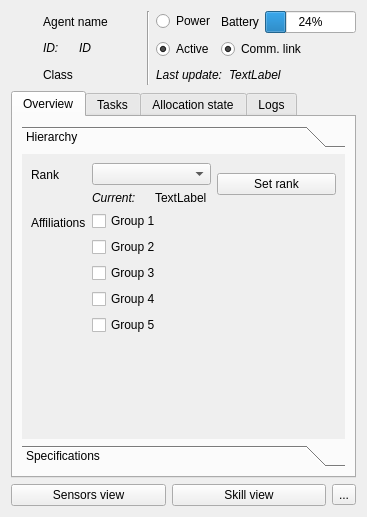
The window that gcs_mission_interface/resources/uis/robot_overview.ui (vguillet/gcs_mission_interface) describes before a commit, drawn with Qt 5.
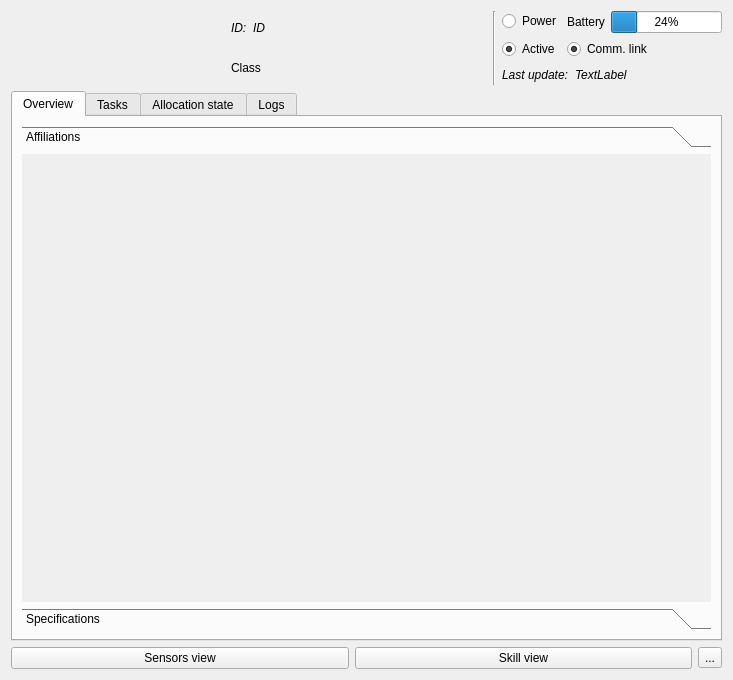
The same window after the commit. The open tabs and pages were chosen to show the change.

```diff
--- a/gcs_mission_interface/resources/uis/robot_overview.ui
+++ b/gcs_mission_interface/resources/uis/robot_overview.ui
@@ -6,8 +6,8 @@
    <rect>
     <x>0</x>
     <y>0</y>
-    <width>367</width>
-    <height>517</height>
+    <width>733</width>
+    <height>680</height>
    </rect>
   </property>
   <property name="windowTitle">
@@ -31,16 +31,6 @@
      </item>
      <item>
       <layout class="QVBoxLayout" name="verticalLayout_11">
-       <item>
-        <widget class="QLabel" name="label_agent_name">
-         <property name="text">
-          <string>Agent name</string>
-         </property>
-         <property name="alignment">
-          <set>Qt::AlignCenter</set>
-         </property>
-        </widget>
-       </item>
        <item>
         <layout class="QHBoxLayout" name="horizontalLayout_12">
          <item>
@@ -212,104 +202,14 @@
            <rect>
             <x>0</x>
             <y>0</y>
-            <width>327</width>
-            <height>261</height>
+            <width>693</width>
+            <height>424</height>
            </rect>
           </property>
           <attribute name="label">
-           <string>Hierarchy</string>
+           <string>Affiliations</string>
           </attribute>
-          <layout class="QFormLayout" name="formLayout_3">
-           <item row="0" column="0">
-            <widget class="QLabel" name="label_28">
-             <property name="text">
-              <string>Rank</string>
-             </property>
-            </widget>
-           </item>
-           <item row="1" column="0">
-            <widget class="QLabel" name="label_29">
-             <property name="text">
-              <string>Affiliations</string>
-             </property>
-            </widget>
-           </item>
-           <item row="1" column="1">
-            <layout class="QVBoxLayout" name="verticalLayout_12">
-             <item>
-              <widget class="QCheckBox" name="checkBox">
-               <property name="text">
-                <string>Group 1</string>
-               </property>
-              </widget>
-             </item>
-             <item>
-              <widget class="QCheckBox" name="checkBox_2">
-               <property name="text">
-                <string>Group 2</string>
-               </property>
-              </widget>
-             </item>
-             <item>
-              <widget class="QCheckBox" name="checkBox_3">
-               <property name="text">
-                <string>Group 3</string>
-               </property>
-              </widget>
-             </item>
-             <item>
-              <widget class="QCheckBox" name="checkBox_4">
-               <property name="text">
-                <string>Group 4</string>
-               </property>
-              </widget>
-             </item>
-             <item>
-              <widget class="QCheckBox" name="checkBox_5">
-               <property name="text">
-                <string>Group 5</string>
-               </property>
-              </widget>
-             </item>
-            </layout>
-           </item>
-           <item row="0" column="1">
-            <layout class="QHBoxLayout" name="horizontalLayout_10">
-             <item>
-              <layout class="QVBoxLayout" name="verticalLayout_15">
-               <item>
-                <widget class="QComboBox" name="comboBox_agent_rank"/>
-               </item>
-               <item>
-                <layout class="QHBoxLayout" name="horizontalLayout_11">
-                 <item>
-                  <widget class="QLabel" name="label_3">
-                   <property name="text">
-                    <string>&lt;html&gt;&lt;head/&gt;&lt;body&gt;&lt;p&gt;&lt;span style=&quot; font-style:italic;&quot;&gt;Current:&lt;/span&gt;&lt;/p&gt;&lt;/body&gt;&lt;/html&gt;</string>
-                   </property>
-                  </widget>
-                 </item>
-                 <item>
-                  <widget class="QLabel" name="label_current_rank">
-                   <property name="text">
-                    <string>TextLabel</string>
-                   </property>
-                  </widget>
-                 </item>
-                </layout>
-               </item>
-              </layout>
-             </item>
-             <item>
-              <widget class="QPushButton" name="pushButton">
-               <property name="text">
-                <string>Set rank</string>
-               </property>
-              </widget>
-             </item>
-            </layout>
-           </item>
-          </layout>
+          <layout class="QFormLayout" name="formLayout_3"/>
          </widget>
          <widget class="QWidget" name="page_2">
           <property name="geometry">
```
Left out of the diff: 6 changed lines with no effect on the pictures.
